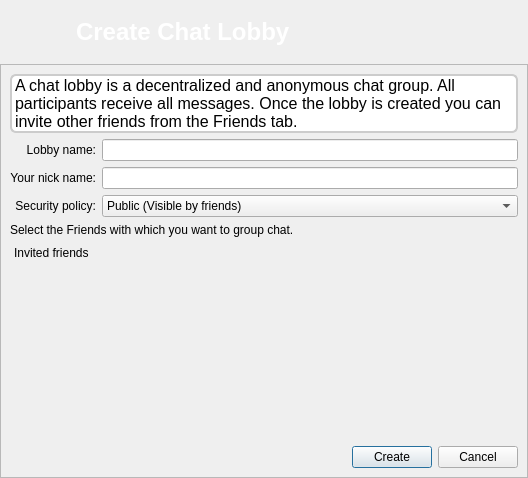
Old version of the form retroshare-gui/src/gui/chat/CreateLobbyDialog.ui in the repository RetroShare/RetroShare.
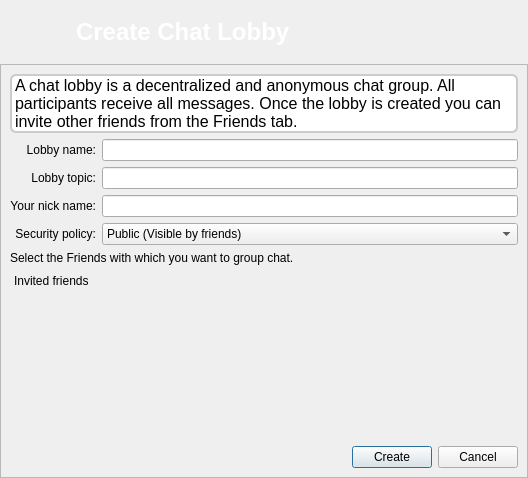
New version of the form. Icons and pictures are not drawn. Custom widgets are drawn as their Qt base class.

Commit message: - added/fixed patch from defnax to allow setting up a topic for each chat lobby. The topic is displayed to friends. - handled backward compatibility by keeping/sending old LobbyList item. Should be remove in the near future. - removed constraint to have at least one friends invited when creating a new lobby.

Diff of the .ui file:
```diff
--- a/retroshare-gui/src/gui/chat/CreateLobbyDialog.ui
+++ b/retroshare-gui/src/gui/chat/CreateLobbyDialog.ui
@@ -123,6 +123,16 @@
                </property>
               </widget>
              </item>
+             <item>
+				 <widget class="QLabel" name="label_7">
+               <property name="text">
+                <string>Lobby topic:</string>
+               </property>
+               <property name="alignment">
+                <set>Qt::AlignRight|Qt::AlignTrailing|Qt::AlignVCenter</set>
+               </property>
+              </widget>
+             </item>
              <item>
               <widget class="QLabel" name="label_4">
                <property name="text">
@@ -150,6 +160,9 @@
              <item>
               <widget class="QLineEdit" name="lobbyName_LE"/>
              </item>
+             <item>
+              <widget class="QLineEdit" name="lobbyTopic_LE"/>
+             </item>
              <item>
               <widget class="QLineEdit" name="nickName_LE"/>
              </item>
```
The commit also changes 10 other files.
